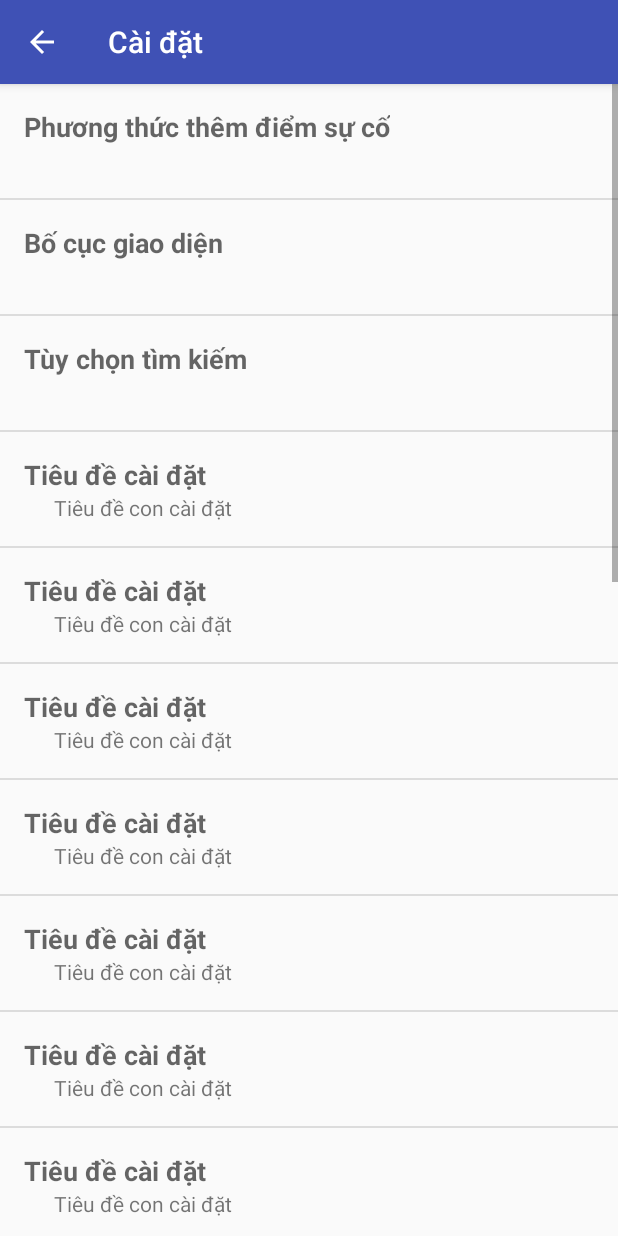
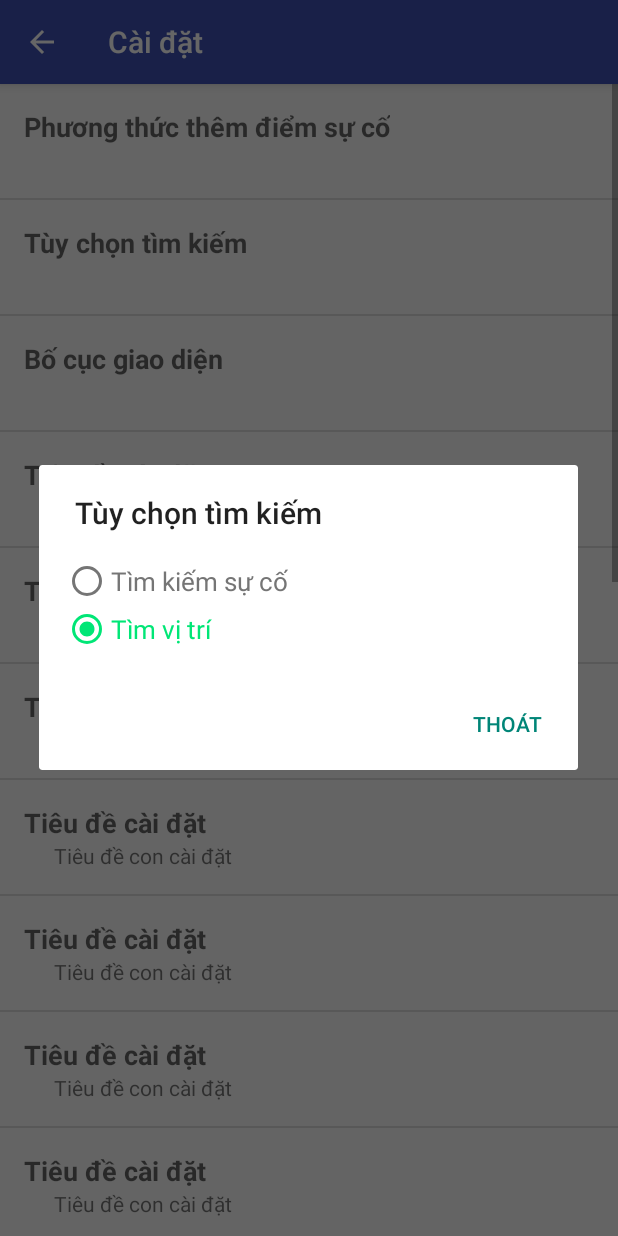
Before and after one commit to DITAGIS/HCM_TanHoa_QLSC_Android, an Android app: the SettingsActivity screen opened directly, with no data from a screen before it, after a tap on "Tùy chọn tìm kiếm", on a phone screen of 412 x 824 dp. Run offline under Robolectric (Android 15) with nearby library versions, the phone set to English and light mode, and no system bars.

Commit message:
cat dat option tim kiem

```diff
--- a/app/src/main/java/qlsctanhoa/hcm/ditagis/com/qlsc/SettingsActivity.java
+++ b/app/src/main/java/qlsctanhoa/hcm/ditagis/com/qlsc/SettingsActivity.java
@@ -37,6 +37,7 @@ public class SettingsActivity extends AppCompatActivity {
                         showPhuongThucThemDiemSuCo();
                         break;
                     case 1:
+                        showOptionTimKiem();
                         break;
                 }
 
@@ -47,13 +48,18 @@ public class SettingsActivity extends AppCompatActivity {
 
     private void setSubTitle() {
         mSettingsAdapter.setItemSubtitle(0, getPhuongThucThemDiemSuCo());
-
+        mSettingsAdapter.setItemSubtitle(1, getOptionTimKiem());
 
         mSettingsAdapter.notifyDataSetChanged();
     }
 
     private String getPhuongThucThemDiemSuCo() {
         final String key = SettingsActivity.this.getResources().getString(R.string.preference_settings_phuong_thuc_them_diem_su_co);
+        return Preference.getInstance().loadPreference(key);
+    }
+
+    private String getOptionTimKiem() {
+        final String key = SettingsActivity.this.getResources().getString(R.string.preference_settings_tuy_chon_tim_kiem);
         return Preference.getInstance().loadPreference(key);
     }
 
@@ -110,4 +116,52 @@ public class SettingsActivity extends AppCompatActivity {
         dialog.setView(layout);
         dialog.show();
     }
+
+    private void showOptionTimKiem() {
+
+        final AlertDialog.Builder builder = new AlertDialog.Builder(this, android.R.style.Theme_Material_Light_Dialog_Alert);
+        builder.setCancelable(true);
+        builder.setTitle("Tùy chọn tìm kiếm");
+        builder.setPositiveButton("THOÁT", new DialogInterface.OnClickListener() {
+            @Override
+            public void onClick(DialogInterface dialog, int which) {
+                dialog.dismiss();
+            }
+        });
+
+        LayoutInflater inflater = getLayoutInflater();
+        LinearLayout layout = (LinearLayout) inflater.inflate(R.layout.layout_settings_tuy_chon_tim_kiem, null);
+        final RadioGroup group = (RadioGroup) layout.findViewById(R.id.rdgr_layout_settings_tim_kiem);
+        final String key = SettingsActivity.this.getResources().getString(R.string.preference_settings_tuy_chon_tim_kiem);
+        String type_Add_Point = getOptionTimKiem();
+        if (type_Add_Point.equals("") || type_Add_Point.equals(this.getResources().getString(R.string.preference_settings_tuy_chon_tim_kiem_chua_co)))
+            group.check(R.id.rd_layout_settings_chua_co);
+        else if (type_Add_Point.equals(this.getResources().getString(R.string.preference_settings_tuy_chon_tim_kiem_co_san)))
+            group.check(R.id.rd_layout_settings_co_san);
+
+//        builder.setView(layout);
+        final AlertDialog dialog = builder.create();
+        dialog.requestWindowFeature(Window.FEATURE_NO_TITLE);
+        group.setOnCheckedChangeListener(new RadioGroup.OnCheckedChangeListener() {
+            @Override
+            public void onCheckedChanged(RadioGroup group, int checkedId) {
+
+                Preference.getInstance().deletePreferences(key);
+                switch (checkedId) {
+                    case R.id.rd_layout_settings_chua_co:
+                        Preference.getInstance().savePreferences(key,
+                                SettingsActivity.this.getResources().getString(R.string.preference_settings_tuy_chon_tim_kiem_chua_co));
+                        break;
+                    case R.id.rd_layout_settings_co_san:
+                        Preference.getInstance().savePreferences(key,
+                                SettingsActivity.this.getResources().getString(R.string.preference_settings_tuy_chon_tim_kiem_co_san));
+                        break;
+                }
+                setSubTitle();
+                dialog.dismiss();
+            }
+        });
+        dialog.setView(layout);
+        dialog.show();
+    }
 }
--- a/app/src/main/java/qlsctanhoa/hcm/ditagis/com/qlsc/utities/Constant.java
+++ b/app/src/main/java/qlsctanhoa/hcm/ditagis/com/qlsc/utities/Constant.java
@@ -34,8 +34,8 @@ public class Constant {
     private Constant() {
         mSettingsItems = new SettingsAdapter.Item[]{
                 new SettingsAdapter.Item("Phương thức thêm điểm sự cố", ""),
+                new SettingsAdapter.Item("Tùy chọn tìm kiếm", ""),
                 new SettingsAdapter.Item("Bố cục giao diện", ""),
-                new SettingsAdapter.Item("Tùy chọn tìm kiếm", ""),
                 new SettingsAdapter.Item("Tiêu đề cài đặt", "Tiêu đề con cài đặt"),
                 new SettingsAdapter.Item("Tiêu đề cài đặt", "Tiêu đề con cài đặt"),
                 new SettingsAdapter.Item("Tiêu đề cài đặt", "Tiêu đề con cài đặt"),
--- /dev/null
+++ b/app/src/main/res/layout/layout_settings_tuy_chon_tim_kiem.xml
@@ -0,0 +1,33 @@
+<?xml version="1.0" encoding="utf-8"?>
+<LinearLayout xmlns:android="http://schemas.android.com/apk/res/android"
+    android:layout_width="match_parent"
+    android:layout_height="match_parent"
+    android:orientation="vertical">
+
+    <RadioGroup
+        android:id="@+id/rdgr_layout_settings_tim_kiem"
+        android:layout_width="match_parent"
+        android:layout_height="match_parent"
+        android:layout_margin="@dimen/fab_margin">
+
+        <RadioButton
+            android:id="@+id/rd_layout_settings_co_san"
+            style="@style/Radio"
+
+            android:layout_width="match_parent"
+            android:layout_height="wrap_content"
+            android:text="@string/preference_settings_tuy_chon_tim_kiem_co_san"
+            android:checked="true"
+            android:textSize="17sp" />
+
+        <RadioButton
+            android:id="@+id/rd_layout_settings_chua_co"
+            style="@style/Radio"
+            android:layout_width="match_parent"
+            android:layout_height="wrap_content"
+            android:text="@string/preference_settings_tuy_chon_tim_kiem_chua_co"
+            android:textSize="17sp" />
+
+
+    </RadioGroup>
+</LinearLayout>
--- a/app/src/main/res/values/strings.xml
+++ b/app/src/main/res/values/strings.xml
@@ -41,5 +41,9 @@
     <string name="preference_settings_phuong_thuc_them_diem_su_co_toa_do">Theo tọa độ vị trí</string>
     <string name="preference_settings_phuong_thuc_them_diem_su_co_keo_tha">Kéo thả bản đồ</string>
 
+    <string name="preference_settings_tuy_chon_tim_kiem">preference_settings_tuy_chon_tim_kiem</string>
+    <string name="preference_settings_tuy_chon_tim_kiem_co_san">Tìm kiếm sự cố</string>
+    <string name="preference_settings_tuy_chon_tim_kiem_chua_co">Tìm vị trí</string>
+
 
 </resources>
```
